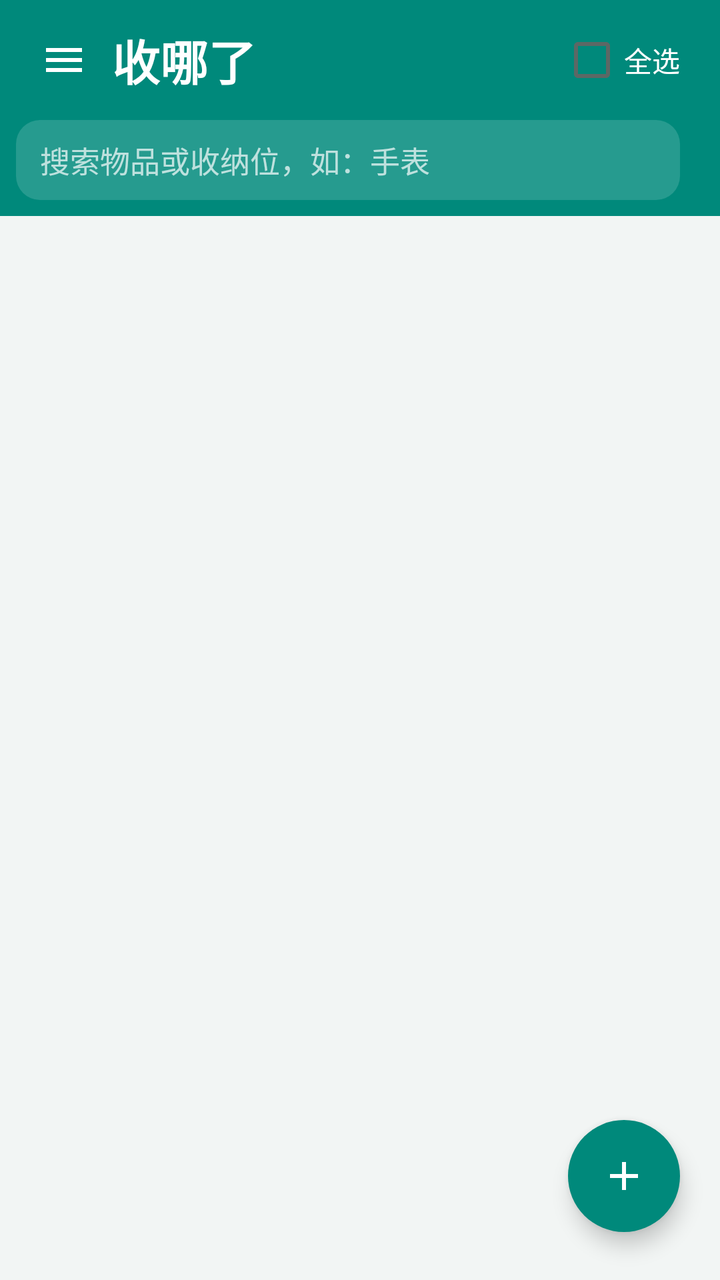
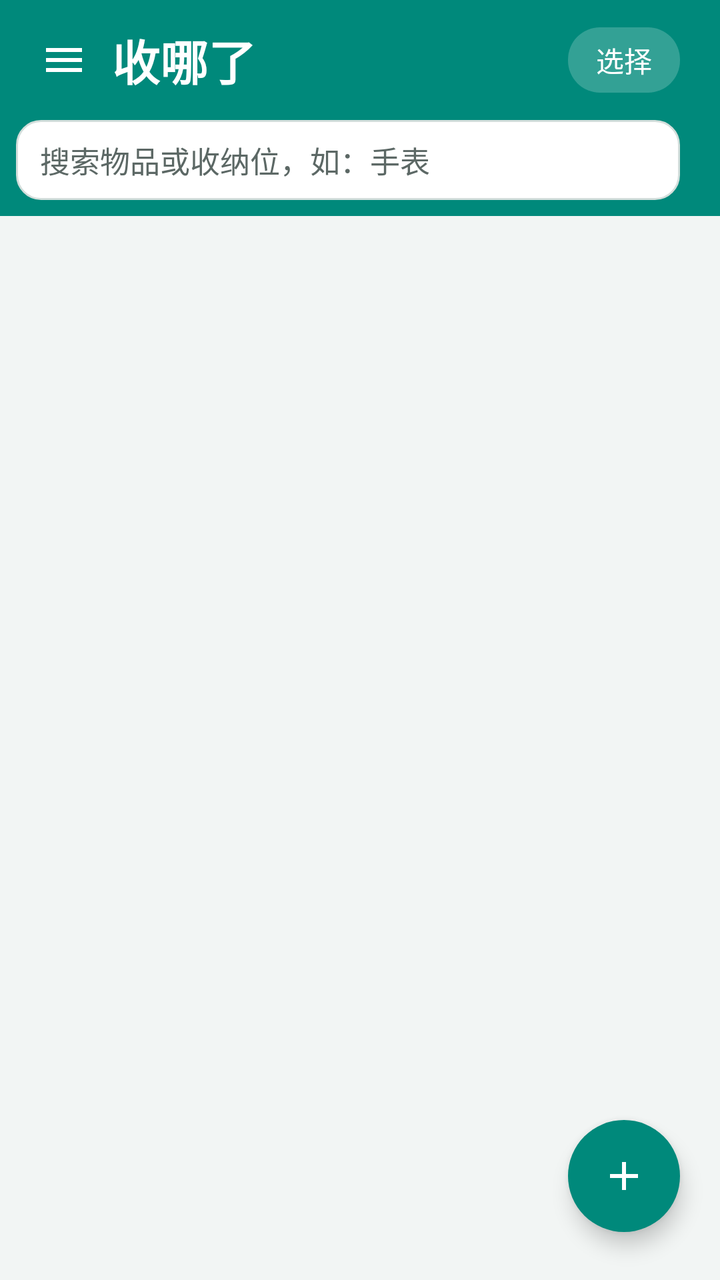

Screens rendered from an Android XML layout before and after an edit, with the pre-edit source and the edit as a unified diff.
<!-- AndroidManifest.xml: application theme AppTheme -->
<!-- res/layout/activity_main.xml -->
<?xml version="1.0" encoding="utf-8"?>
<RelativeLayout xmlns:android="http://schemas.android.com/apk/res/android"
    android:layout_width="match_parent"
    android:layout_height="match_parent"
    android:background="@color/surface">

    <LinearLayout
        android:id="@+id/header"
        android:layout_width="match_parent"
        android:layout_height="wrap_content"
        android:orientation="vertical"
        android:background="@color/headerBg"
        android:paddingLeft="8dp"
        android:paddingRight="20dp"
        android:paddingTop="6dp"
        android:paddingBottom="6dp">

        <LinearLayout
            android:layout_width="match_parent"
            android:layout_height="wrap_content"
            android:orientation="horizontal">

            <ImageButton
                android:id="@+id/btnSidebar"
                android:layout_width="48dp"
                android:layout_height="48dp"
                android:layout_gravity="center_vertical"
                android:background="?android:attr/selectableItemBackgroundBorderless"
                android:scaleType="center"
                android:src="@drawable/ic_menu"
                android:contentDescription="@string/cd_open_menu" />

            <LinearLayout
                android:layout_width="0dp"
                android:layout_height="wrap_content"
                android:layout_weight="1"
                android:layout_gravity="center_vertical"
                android:orientation="vertical">

                <TextView
                    android:id="@+id/tvTitle"
                    android:layout_width="wrap_content"
                    android:layout_height="wrap_content"
                    android:text="@string/app_name"
                    android:textColor="@color/onHeader"
                    android:textSize="24sp"
                    android:textStyle="bold" />
            </LinearLayout>

            <CheckBox
                android:id="@+id/cbSelectAll"
                android:layout_width="wrap_content"
                android:layout_height="wrap_content"
                android:layout_gravity="center_vertical"
                android:text="@string/select_all"
                android:textColor="@color/onHeader"
                android:textSize="14sp" />
        </LinearLayout>

        
        <EditText
            android:id="@+id/etSearch"
            android:layout_width="match_parent"
            android:layout_height="wrap_content"
            android:layout_marginTop="6dp"
            android:layout_marginBottom="2dp"
            android:background="@drawable/bg_search_header"
            android:drawablePadding="8dp"
            android:hint="@string/search_hint"
            android:imeOptions="actionSearch"
            android:inputType="text"
            android:maxLines="1"
            android:paddingLeft="12dp"
            android:paddingRight="12dp"
            android:paddingTop="9dp"
            android:paddingBottom="9dp"
            android:textColor="@color/onHeader"
            android:textColorHint="@color/onHeaderDim"
            android:textCursorDrawable="@drawable/cursor_search"
            android:textSize="15sp"
            android:contentDescription="@string/cd_search" />
    </LinearLayout>

    <GridView
        android:id="@+id/grid"
        android:layout_width="match_parent"
        android:layout_height="match_parent"
        android:layout_below="@id/header"
        android:numColumns="2"
        android:paddingTop="16dp"
        android:paddingBottom="96dp"
        android:paddingLeft="16dp"
        android:paddingRight="16dp"
        android:horizontalSpacing="12dp"
        android:verticalSpacing="12dp"
        android:clipToPadding="false"
        android:scrollbars="none"
        android:listSelector="@android:color/transparent" />

    <TextView
        android:id="@+id/empty"
        android:layout_width="wrap_content"
        android:layout_height="wrap_content"
        android:layout_below="@id/header"
        android:layout_centerHorizontal="true"
        android:layout_marginTop="72dp"
        android:gravity="center"
        android:lineSpacingExtra="4dp"
        android:text="@string/main_empty"
        android:textColor="@color/onSurfaceVariant"
        android:textSize="15sp"
        android:visibility="gone" />

    <FrameLayout
        android:id="@+id/fab"
        android:layout_width="56dp"
        android:layout_height="56dp"
        android:layout_alignParentBottom="true"
        android:layout_alignParentRight="true"
        android:layout_marginRight="20dp"
        android:layout_marginBottom="24dp"
        android:background="@drawable/bg_fab"
        android:elevation="6dp">

        <ImageView
            android:layout_width="24dp"
            android:layout_height="24dp"
            android:layout_gravity="center"
            android:src="@drawable/ic_add"
            android:tint="@color/onPrimary"
            android:contentDescription="@string/cd_new_space" />
    </FrameLayout>

    
    <LinearLayout
        android:id="@+id/selBar"
        android:layout_width="match_parent"
        android:layout_height="wrap_content"
        android:layout_alignParentBottom="true"
        android:layout_marginLeft="16dp"
        android:layout_marginRight="16dp"
        android:layout_marginBottom="20dp"
        android:background="@drawable/bg_sel_bar"
        android:elevation="6dp"
        android:orientation="horizontal"
        android:padding="6dp"
        android:visibility="gone">

        <TextView
            android:id="@+id/btnSelCancel"
            android:layout_width="0dp"
            android:layout_height="48dp"
            android:layout_weight="1"
            android:background="@drawable/bg_row"
            android:gravity="center"
            android:text="@string/btn_cancel"
            android:textColor="@color/primary"
            android:textSize="15sp" />

        <TextView
            android:id="@+id/btnSelDelete"
            android:layout_width="0dp"
            android:layout_height="48dp"
            android:layout_marginLeft="6dp"
            android:layout_weight="1"
            android:background="@drawable/bg_btn_danger"
            android:gravity="center"
            android:text="@string/btn_delete"
            android:textColor="@color/onPrimary"
            android:textSize="15sp"
            android:textStyle="bold" />
    </LinearLayout>

    
    <LinearLayout
        android:id="@+id/searchPanel"
        android:layout_width="match_parent"
        android:layout_height="wrap_content"
        android:layout_below="@id/header"
        android:layout_marginLeft="12dp"
        android:layout_marginRight="12dp"
        android:layout_marginTop="8dp"
        android:background="@drawable/bg_dialog"
        android:elevation="8dp"
        android:orientation="vertical"
        android:visibility="gone">

        <ListView
            android:id="@+id/searchList"
            android:layout_width="match_parent"
            android:layout_height="wrap_content"
            android:divider="@null"
            android:paddingTop="6dp"
            android:paddingBottom="6dp"
            android:scrollbars="none" />

        <TextView
            android:id="@+id/searchEmpty"
            android:layout_width="match_parent"
            android:layout_height="wrap_content"
            android:gravity="center"
            android:padding="20dp"
            android:text="@string/search_empty"
            android:textColor="@color/onSurfaceVariant"
            android:textSize="14sp"
            android:visibility="gone" />
    </LinearLayout>
</RelativeLayout>
<!-- resources referenced by this layout -->
<resources>
  <color name="headerBg">#00897B</color>
  <color name="onHeader">#FFFFFF</color>
  <color name="onHeaderDim">#B3FFFFFF</color>
  <color name="onPrimary">#FFFFFF</color>
  <color name="onSurfaceVariant">#5C6865</color>
  <color name="primary">#00897B</color>
  <color name="surface">#F2F5F4</color>
  <!-- drawable bg_btn_danger (drawable) -->
  <?xml version="1.0" encoding="utf-8"?>
  <ripple xmlns:android="http://schemas.android.com/apk/res/android"
      android:color="#40FFFFFF">
      <item>
          <shape android:shape="rectangle">
              <solid android:color="@color/danger" />
              <corners android:radius="24dp" />
          </shape>
      </item>
  </ripple>
  <!-- drawable bg_dialog (drawable) -->
  <?xml version="1.0" encoding="utf-8"?>
  <shape xmlns:android="http://schemas.android.com/apk/res/android" android:shape="rectangle">
      <solid android:color="@color/cardBg" />
      <corners android:radius="24dp" />
  </shape>
  <!-- drawable bg_search_header (drawable) -->
  <?xml version="1.0" encoding="utf-8"?>
  <shape xmlns:android="http://schemas.android.com/apk/res/android" android:shape="rectangle">
      <solid android:color="#26FFFFFF" />
      <corners android:radius="12dp" />
  </shape>
  <!-- drawable bg_sel_bar (drawable) -->
  <?xml version="1.0" encoding="utf-8"?>
  <shape xmlns:android="http://schemas.android.com/apk/res/android" android:shape="rectangle">
      <solid android:color="@color/cardBg" />
      <corners android:radius="28dp" />
      <stroke android:width="1dp" android:color="@color/outlineVariant" />
  </shape>
  <!-- drawable cursor_search (drawable) -->
  <?xml version="1.0" encoding="utf-8"?>
  <shape xmlns:android="http://schemas.android.com/apk/res/android" android:shape="rectangle">
      <size android:width="2dp" />
      <solid android:color="@color/onHeader" />
  </shape>
  <!-- drawable ic_add (drawable) -->
  <?xml version="1.0" encoding="utf-8"?>
  <vector xmlns:android="http://schemas.android.com/apk/res/android"
      android:width="24dp" android:height="24dp"
      android:viewportWidth="24" android:viewportHeight="24">
      <path android:fillColor="#FFFFFFFF"
          android:pathData="M19,13h-6v6h-2v-6H5v-2h6V5h2v6h6V13z" />
  </vector>
  <string name="app_name">收哪了</string>
  <string name="btn_cancel">取消</string>
  <string name="btn_delete">删除</string>
  <string name="cd_new_space">新建收纳空间</string>
  <string name="cd_open_menu">打开菜单</string>
  <string name="cd_search">搜索</string>
  <string name="main_empty">还没有收纳空间\n点击右下角 ＋ 创建一个</string>
  <string name="search_empty">没有找到相关内容</string>
  <string name="search_hint">搜索物品或收纳位，如：手表</string>
  <string name="select_all">全选</string>
  <color name="danger">#E53935</color>
  <color name="cardBg">#FFFFFF</color>
  <color name="controlHighlight">#1E00897B</color>
  <color name="outlineVariant">#E2E8E6</color>
  <color name="statusBarBg">#00695C</color>
  <color name="dialogAccent">#00897B</color>
  <color name="navBarBg">#00695C</color>
  <color name="onSurface">#1C2321</color>
  <style name="AppDialog" parent="@android:style/Theme.Material.Light.Dialog.Alert">
          <item name="android:colorAccent">@color/dialogAccent</item>
          <item name="android:colorControlActivated">@color/dialogAccent</item>
          <item name="android:windowBackground">@drawable/bg_dialog</item>
      </style>
  <!-- unchanged entries left out for length: 4 -->
</resources>

<!-- the commit's change to res/layout/activity_main.xml (unified diff, before → after) -->
@@ -47,14 +47,39 @@
                     android:textStyle="bold" />
             </LinearLayout>
 
-            <CheckBox
-                android:id="@+id/cbSelectAll"
+            
+            <TextView
+                android:id="@+id/btnSelect"
                 android:layout_width="wrap_content"
                 android:layout_height="wrap_content"
                 android:layout_gravity="center_vertical"
+                android:background="@drawable/bg_header_pill"
+                android:gravity="center"
+                android:minWidth="56dp"
+                android:paddingLeft="14dp"
+                android:paddingRight="14dp"
+                android:paddingTop="6dp"
+                android:paddingBottom="6dp"
+                android:text="@string/select"
+                android:textColor="@color/onHeader"
+                android:textSize="14sp" />
+
+            <TextView
+                android:id="@+id/btnSelectAll"
+                android:layout_width="wrap_content"
+                android:layout_height="wrap_content"
+                android:layout_gravity="center_vertical"
+                android:background="@drawable/bg_header_pill"
+                android:gravity="center"
+                android:minWidth="56dp"
+                android:paddingLeft="14dp"
+                android:paddingRight="14dp"
+                android:paddingTop="6dp"
+                android:paddingBottom="6dp"
                 android:text="@string/select_all"
                 android:textColor="@color/onHeader"
-                android:textSize="14sp" />
+                android:textSize="14sp"
+                android:visibility="gone" />
         </LinearLayout>
 
         
@@ -74,8 +99,8 @@
             android:paddingRight="12dp"
             android:paddingTop="9dp"
             android:paddingBottom="9dp"
-            android:textColor="@color/onHeader"
-            android:textColorHint="@color/onHeaderDim"
+            android:textColor="@color/onSurface"
+            android:textColorHint="@color/onSurfaceVariant"
             android:textCursorDrawable="@drawable/cursor_search"
             android:textSize="15sp"
             android:contentDescription="@string/cd_search" />
<!-- resource entries referenced after the edit -->
@@ -2,7 +2,6 @@
 <resources>
   <color name="headerBg">#00897B</color>
   <color name="onHeader">#FFFFFF</color>
-  <color name="onHeaderDim">#B3FFFFFF</color>
   <color name="onPrimary">#FFFFFF</color>
   <color name="onSurfaceVariant">#5C6865</color>
   <color name="primary">#00897B</color>
@@ -24,11 +23,23 @@
       <solid android:color="@color/cardBg" />
       <corners android:radius="24dp" />
   </shape>
+  <!-- drawable bg_header_pill (drawable) -->
+  <?xml version="1.0" encoding="utf-8"?>
+  <ripple xmlns:android="http://schemas.android.com/apk/res/android"
+      android:color="#40FFFFFF">
+      <item>
+          <shape android:shape="rectangle">
+              <solid android:color="@color/headerPillBg" />
+              <corners android:radius="16dp" />
+          </shape>
+      </item>
+  </ripple>
   <!-- drawable bg_search_header (drawable) -->
   <?xml version="1.0" encoding="utf-8"?>
   <shape xmlns:android="http://schemas.android.com/apk/res/android" android:shape="rectangle">
-      <solid android:color="#26FFFFFF" />
+      <solid android:color="@color/searchBarBg" />
       <corners android:radius="12dp" />
+      <stroke android:width="1dp" android:color="@color/searchBarStroke" />
   </shape>
   <!-- drawable bg_sel_bar (drawable) -->
   <?xml version="1.0" encoding="utf-8"?>
@@ -41,7 +52,7 @@
   <?xml version="1.0" encoding="utf-8"?>
   <shape xmlns:android="http://schemas.android.com/apk/res/android" android:shape="rectangle">
       <size android:width="2dp" />
-      <solid android:color="@color/onHeader" />
+      <solid android:color="@color/primary" />
   </shape>
   <!-- drawable ic_add (drawable) -->
   <?xml version="1.0" encoding="utf-8"?>
@@ -60,10 +71,14 @@
   <string name="main_empty">还没有收纳空间\n点击右下角 ＋ 创建一个</string>
   <string name="search_empty">没有找到相关内容</string>
   <string name="search_hint">搜索物品或收纳位，如：手表</string>
+  <string name="select">选择</string>
   <string name="select_all">全选</string>
   <color name="danger">#E53935</color>
   <color name="cardBg">#FFFFFF</color>
+  <color name="headerPillBg">#33FFFFFF</color>
   <color name="controlHighlight">#1E00897B</color>
+  <color name="searchBarBg">#FFFFFF</color>
+  <color name="searchBarStroke">#D3DEDB</color>
   <color name="outlineVariant">#E2E8E6</color>
   <color name="statusBarBg">#00695C</color>
   <color name="dialogAccent">#00897B</color>
